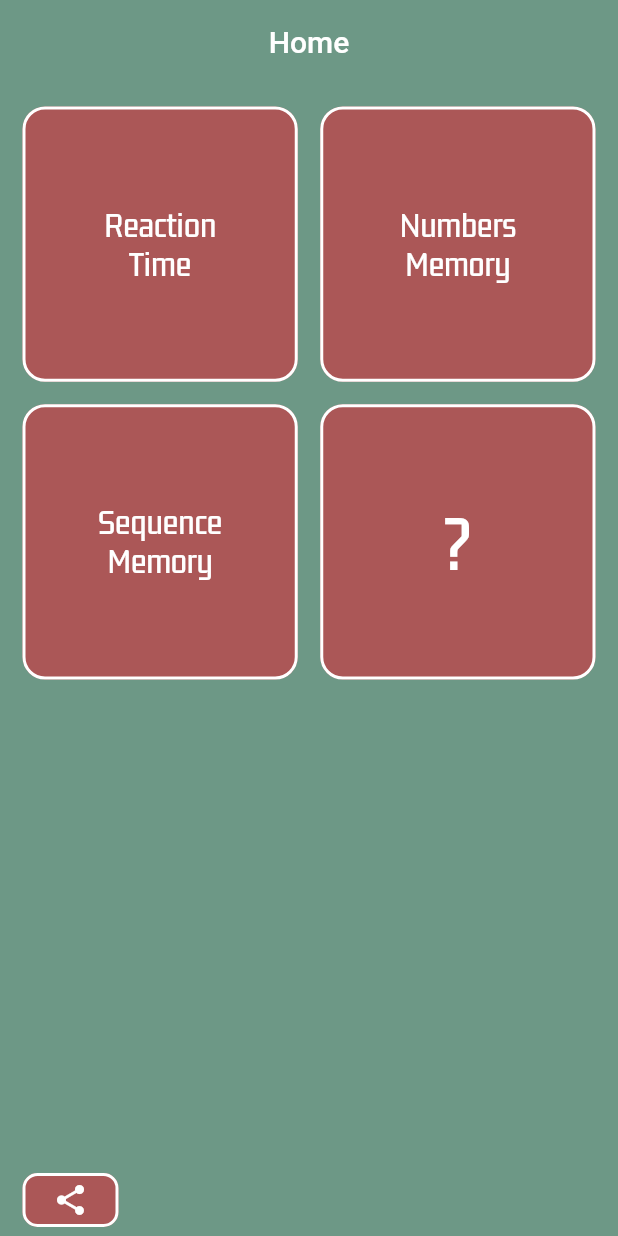
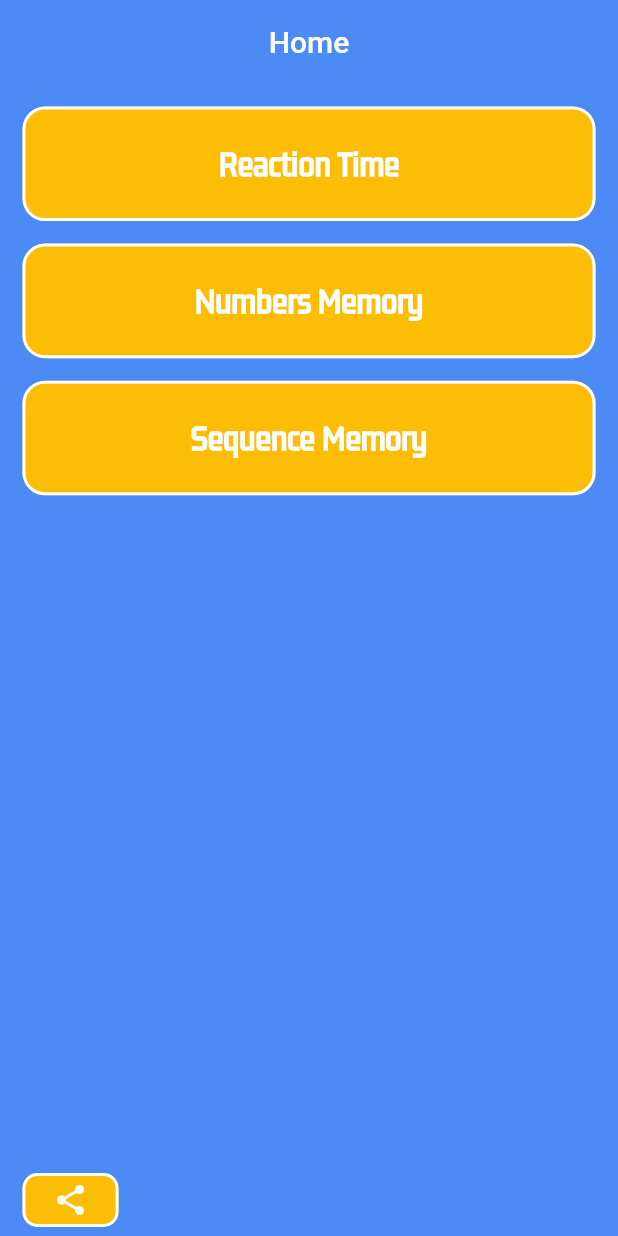
Before and after one commit to Burak-Baylan/Human-Benchmark-Flutter, a Flutter app: the screen it shows after launch, on a phone screen of 412 x 824 dp. Run offline on Flutter 3.47's test engine with Material 2 defaults, Android fonts, the phone set to English and light mode, and no system bars; drawn by our look-alikes of auto_size_text; our stand-ins replace flip_card, focus_detector, get, percent_indicator.

Commit message:
update: home_page layout, app primary color

```diff
--- a/lib/helpers/colorful_print.dart
+++ b/lib/helpers/colorful_print.dart
@@ -8,7 +8,7 @@ class ColorfulPrint{
   static red(String text) =>
     print('\x1B[31m$text\x1B[0m');
 
-  static rss(String text) =>
+  static green(String text) =>
     print('\x1B[32m$text\x1B[0m');
 
 
--- a/lib/main.dart
+++ b/lib/main.dart
@@ -12,7 +12,7 @@ class MyApp extends StatelessWidget {
   Widget build(BuildContext context) {
     return GetMaterialApp(
       theme: ThemeData(
-        primaryColor: MyColors.menuButtonColor,
+        primaryColor: MyColors.myBlue,
       ),
       debugShowCheckedModeBanner: false,
       home: HomePage(),
--- a/lib/pages/home_page.dart
+++ b/lib/pages/home_page.dart
@@ -27,7 +27,7 @@ class _HomePageState extends State<HomePage> {
   Widget build(BuildContext buildContext) {
     context = buildContext;
     return Scaffold(
-      backgroundColor: MyColors.menuBackgroundColor,
+      backgroundColor: MyColors.myBlue,
       extendBodyBehindAppBar: false,
       appBar: _appBar(),
       body: SafeArea(
@@ -43,7 +43,7 @@ class _HomePageState extends State<HomePage> {
               margin: EdgeInsets.only(left: 15),
               child: CustomElevatedButton(
                 size: Size(50, 20),
-                primary: MyColors.menuButtonColor,
+                primary: MyColors.myYellow,
                 borderSideWidth: 2,
                 borderRadius: 10,
                 onPressed: () {/*Share*/},
@@ -63,7 +63,7 @@ class _HomePageState extends State<HomePage> {
         "Home",
         style: TextStyle(color: Colors.white),
       ),
-      backgroundColor: MyColors.menuBackgroundColor,
+      backgroundColor: MyColors.myBlue,
       elevation: 0,
     );
   }
@@ -72,40 +72,37 @@ class _HomePageState extends State<HomePage> {
     return GridView.count(
       padding: EdgeInsets.all(15),
       crossAxisSpacing: 15,
+      childAspectRatio: (100 / 20),
       mainAxisSpacing: 15,
-      crossAxisCount: 2,
+      crossAxisCount: 1,
       children: [
         gamesWdgt(
-          text: "Reaction\nTime",
+          text: "Reaction Time",
           route: ReactionTime(),
-          textSize: 24,
         ),
         gamesWdgt(
-          text: "Numbers\nMemory",
+          text: "Numbers Memory",
           route: NumbersMemory(),
-          textSize: 24,
         ),
         gamesWdgt(
-          text: "Sequence\nMemory",
+          text: "Sequence Memory",
           route: SequenceMemory(),
-          textSize: 24,
         ),
-        gamesWdgt(
+        /* gamesWdgt(
           text: "?",
           route: NumbersMemory(),
           textSize: 55,
-        ),
+        ), */
       ],
     );
   }
 
   Widget gamesWdgt({
     required String text,
-    required Widget route,
-    double textSize = 20,
+    required Widget route
   }) {
     return CustomElevatedButton(
-      primary: MyColors.menuButtonColor,
+      primary: MyColors.myYellow,
       borderSideWidth: 2,
       borderRadius: 15,
       onPressed: () => Get.to(route),
@@ -114,9 +111,9 @@ class _HomePageState extends State<HomePage> {
           child: AutoSizeText(
             text,
             textAlign: TextAlign.center,
-            style: TextStyle(fontFamily: 'GemunuLibre', color: Colors.white),
+            style: TextStyle(fontFamily: 'GemunuLibre', color: Colors.white, fontWeight: FontWeight.bold),
             maxFontSize: 60,
-            minFontSize: textSize,
+            minFontSize: 24,
           ),
         ),
       ),
--- a/lib/pages/sequence_memory/controller/helpers/sequencer.dart
+++ b/lib/pages/sequence_memory/controller/helpers/sequencer.dart
@@ -13,14 +13,14 @@ class Sequencer {
   static sequence() => Sequencer()._chooseRow();
 
   _chooseRow() {
-    ColorfulPrint.rss("Level ${c.levelCount}");
+    ColorfulPrint.green("Level ${c.levelCount}");
     var rndNumber = RandomNumber.minMax(0, 9).randomNumber;
     if (!_isNumberCopy(rndNumber)) {
       c.queue.add(rndNumber);
     }
   }
 
-  int? previousNumber;
+  static int? previousNumber;
 
   bool _isNumberCopy(int number) {
     if (previousNumber != null) {
```
